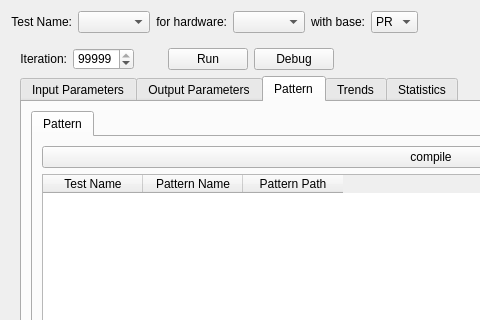
First picture: the form in src/ATE_spyder/ate_spyder_test_runner/widgets/main_widget.ui, repository Semi-ATE/Semi-ATE, before the edit; both pictures show x 0 to 480 and y 0 to 320 of the 862 by 629 pixel window.
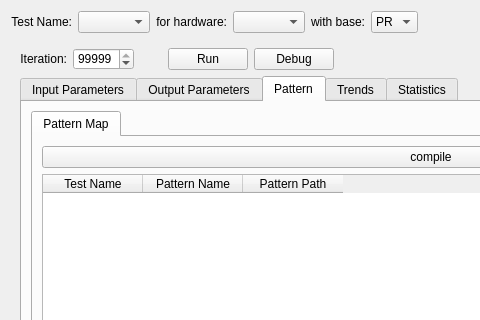
Second picture: the form after the edit. The open tabs and pages were chosen to show the change.

Commit message: update tab name

Diff of the .ui file:
```diff
--- a/src/ATE_spyder/ate_spyder_test_runner/widgets/main_widget.ui
+++ b/src/ATE_spyder/ate_spyder_test_runner/widgets/main_widget.ui
@@ -365,7 +365,7 @@
                   </property>
                   <widget class="QWidget" name="tab">
                    <attribute name="title">
-                    <string>Pattern</string>
+                    <string>Pattern Map</string>
                    </attribute>
                    <layout class="QGridLayout" name="gridLayout_7">
                     <item row="0" column="0">
```
